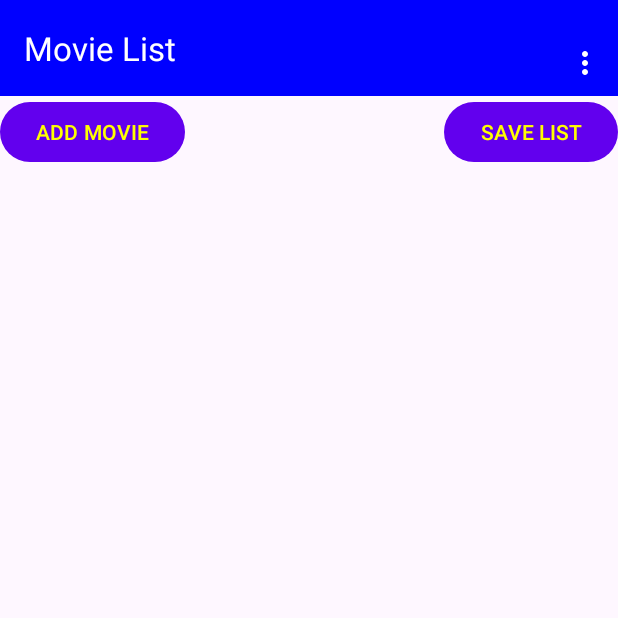
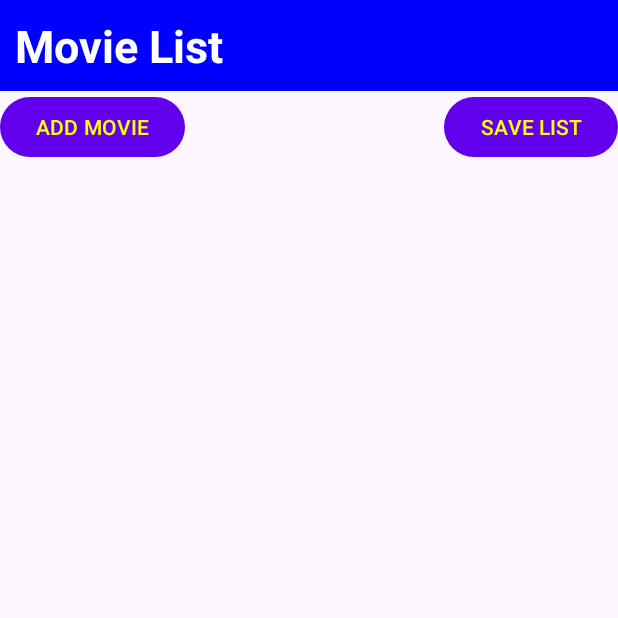
Before and after one commit to ZSCode768/MovieList-CS3013-Major-Program-3, an Android app: the screen it shows after launch (MainActivity), on a phone screen of 412 x 824 dp, the top half of it. Run offline under Robolectric (Android 15) with nearby library versions, the phone set to English and light mode, and no system bars.

Commit message:
Initial Commit 2

```diff
--- a/app/src/main/java/edu/msudenver/cs3013/movielist/MainActivity.kt
+++ b/app/src/main/java/edu/msudenver/cs3013/movielist/MainActivity.kt
@@ -7,12 +7,9 @@ package edu.msudenver.cs3013.movielist
 
 import android.content.Intent
 import android.os.Bundle
-import android.view.Menu
-import android.view.MenuItem
 import android.view.View
 import androidx.activity.result.contract.ActivityResultContracts
 import androidx.appcompat.app.AppCompatActivity
-import androidx.appcompat.widget.Toolbar
 import androidx.recyclerview.widget.ItemTouchHelper
 import androidx.recyclerview.widget.LinearLayoutManager
 import androidx.recyclerview.widget.RecyclerView
@@ -44,10 +41,6 @@ class MainActivity : AppCompatActivity() {
         super.onCreate(savedInstanceState)
         setContentView(R.layout.activity_main)
 
-        val toolbar = findViewById<Toolbar>(R.id.toolbar)
-        setSupportActionBar(toolbar)
-        supportActionBar?.setDisplayShowTitleEnabled(true)
-
         val recyclerView = findViewById<RecyclerView>(R.id.recyclerView)
         recyclerView.layoutManager = LinearLayoutManager(this)
         recyclerView.adapter = movieAdapter
@@ -60,36 +53,6 @@ class MainActivity : AppCompatActivity() {
 
         readFile()
     }
-
-    override fun onCreateOptionsMenu(menu: Menu): Boolean {
-        menuInflater.inflate(R.menu.main_menu, menu)
-        return true
-    }
-
-    override fun onOptionsItemSelected(item: MenuItem): Boolean = when(item.itemId) {
-        R.id.sort_by_title -> {
-            movieList.sortBy { it.title }
-            movieAdapter.notifyDataSetChanged()
-            true
-        }
-        R.id.sort_by_year -> {
-            movieList.sortBy { it.year?.toInt() }
-            movieAdapter.notifyDataSetChanged()
-            true
-        }
-        R.id.sort_by_genre -> {
-            movieList.sortBy { it.genre }
-            movieAdapter.notifyDataSetChanged()
-            true
-        }
-        R.id.sort_by_rating -> {
-            movieList.sortByDescending { it.rating?.toDouble() }
-            movieAdapter.notifyDataSetChanged()
-            true
-        }
-        else -> super.onOptionsItemSelected(item)
-    }
-
 
     fun startAdd() {
         launcher.launch(Intent(this, AddMovieActivity::class.java))
--- a/app/src/main/res/layout/activity_main.xml
+++ b/app/src/main/res/layout/activity_main.xml
@@ -8,17 +8,15 @@
     android:orientation="vertical"
     tools:context=".MainActivity">
 
-
-    <androidx.appcompat.widget.Toolbar
-        android:id="@+id/toolbar"
+    <TextView
         android:layout_width="match_parent"
-        android:layout_height="?attr/actionBarSize"
-        app:title="Movie List"
-        app:titleTextAppearance="@style/TextAppearance.AppCompat.Large"
-        app:titleTextColor="@color/white"
+        android:layout_height="wrap_content"
+        android:text="Movie List"
+        android:layout_gravity = "center"
+        android:textSize="30sp"
+        android:textColor="@color/white"
+        android:textStyle="bold"
         android:background="@color/blue"
-        app:theme="@style/ThemeOverlay.AppCompat.Dark.ActionBar"
-        app:popupTheme="@style/ThemeOverlay.AppCompat.Light"
         android:padding="10dp"/>
 
     <LinearLayout
--- a/app/src/main/res/menu/main_menu.xml
+++ /dev/null
@@ -1,17 +0,0 @@
-<?xml version="1.0" encoding="utf-8"?>
-<menu xmlns:android="http://schemas.android.com/apk/res/android">
-
-    <item
-        android:id="@+id/sort_by_title"
-        android:title="Sort by Title"/>
-    <item
-        android:id="@+id/sort_by_year"
-        android:title="Sort by Year"/>
-    <item
-        android:id="@+id/sort_by_genre"
-        android:title="Sort by Genre"/>
-    <item
-        android:id="@+id/sort_by_rating"
-        android:title="Sort by Rating"/>
-
-</menu>
```
